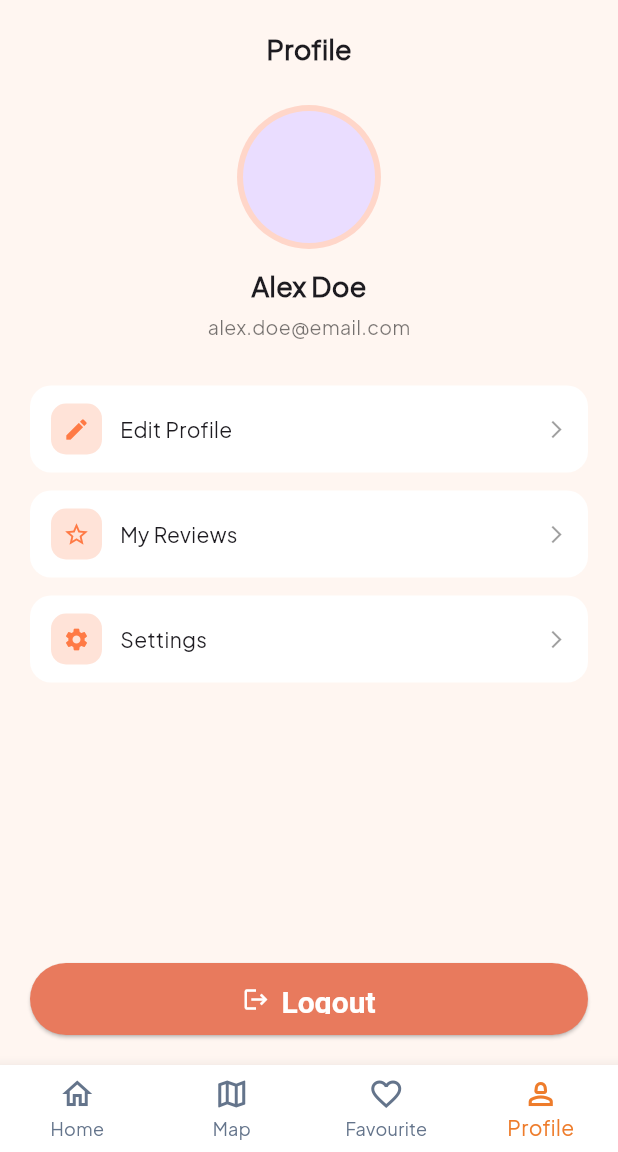
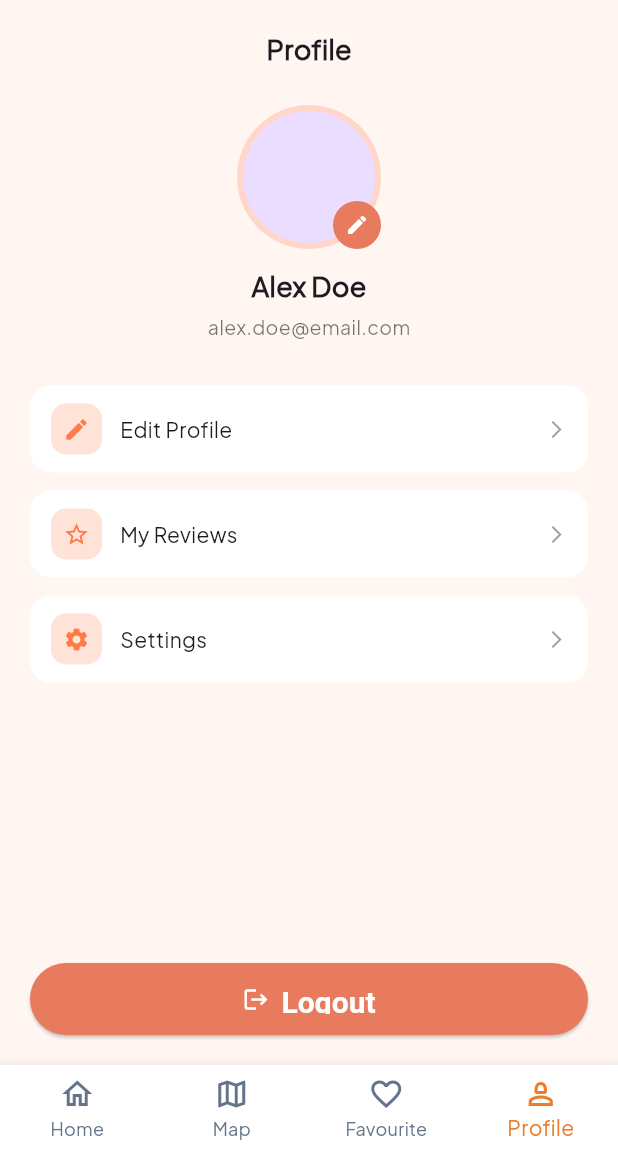
Before and after one commit to SnehaMdhr/munch_nearby, a Flutter app: the BottomNavigationBarForCustomer screen opened directly, item 4 of the bottom bar chosen, on a phone screen of 412 x 824 dp, the part 84-1236 px from its top. Run offline on Flutter 3.47's test engine with Material 3 defaults, Android fonts, the phone set to English and light mode, and no system bars; our stand-ins replace connectivity_plus, dartz, dio, equatable, flutter_riverpod, flutter_secure_storage and 3 more; missing offline and left inert: dio_smart_retry; accounts and stored records are empty.

Commit message:
button added

```diff
--- a/lib/features/customer_dashboard/presentation/pages/bottom_screen_customer/profile_screen.dart
+++ b/lib/features/customer_dashboard/presentation/pages/bottom_screen_customer/profile_screen.dart
@@ -31,15 +31,35 @@ class ProfileScreen extends ConsumerWidget {
                 const SizedBox(height: 24),
 
                 // Avatar
+                Stack(
+                  children: [
                     CircleAvatar(
                       radius: 48,
                       backgroundColor: const Color(0xFFFFD6C9),
                       child: const CircleAvatar(
                         radius: 44,
-                    // backgroundImage: AssetImage(
-                    //   "assets/images/avatar.png",
-                    // ),
+                        // backgroundImage: AssetImage("assets/images/avatar.png"),
                       ),
+                    ),
+                    Positioned(
+                      bottom: 0,
+                      right: 0,
+                      child: GestureDetector(
+                        onTap: () {
+                          // Handle edit action here
+                        },
+                        child: CircleAvatar(
+                          radius: 16,
+                          backgroundColor: const Color(0xFFE87A5D),
+                          child: const Icon(
+                            Icons.edit,
+                            size: 16,
+                            color: Colors.white,
+                          ),
+                        ),
+                      ),
+                    ),
+                  ],
                 ),
 
                 const SizedBox(height: 12),
```
Lines whose indentation alone changed are shown as unchanged.
